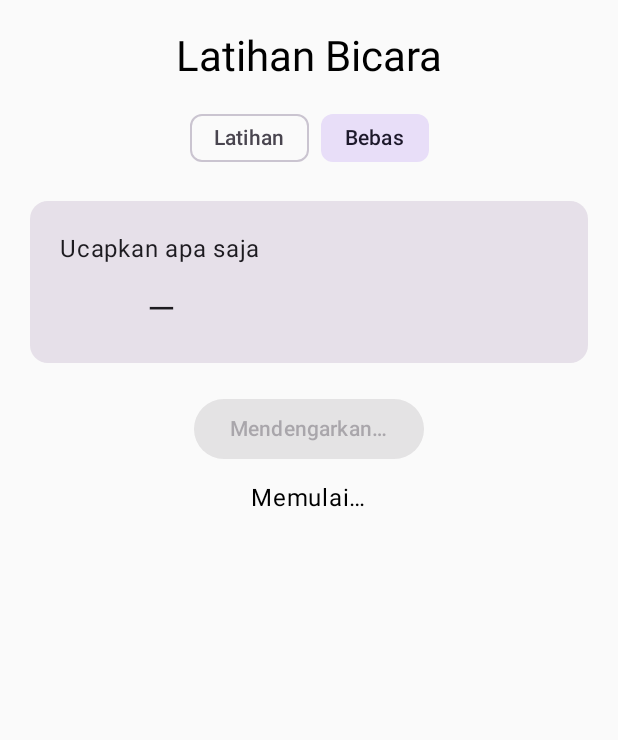
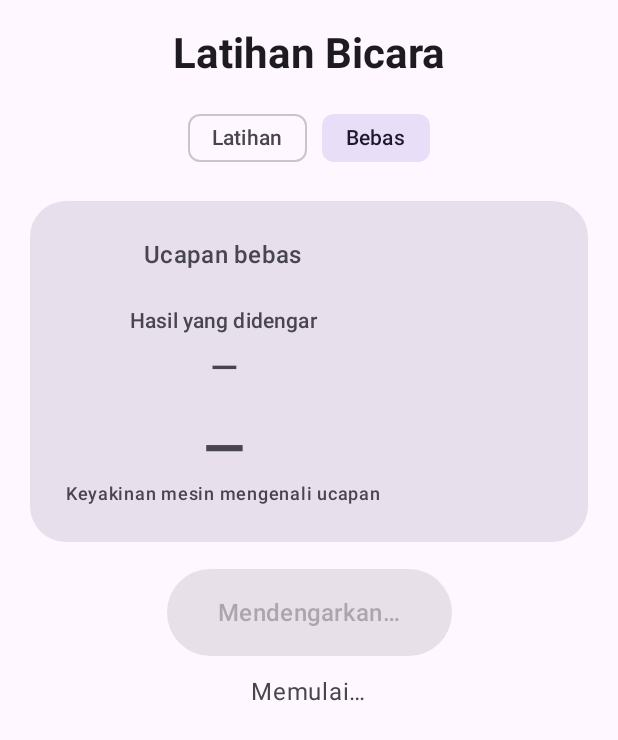
Before and after one commit to isana-banana/kamus-isyarat, an Android app built with Jetpack Compose: the screen it shows after launch (MainActivity), after a tap on "🎤 Mulai", on a phone screen of 412 x 824 dp. Shown: the top 740 px of the screen. Run offline under Robolectric (Android 15) with nearby library versions, the phone set to English and light mode, and no system bars; 2 other taps on this screen came first.

Commit message:
feat: score speech recognition confidence and improve UI

```diff
--- a/speech-practice/app/src/main/java/com/kamusisyarat/speechpractice/MainActivity.kt
+++ b/speech-practice/app/src/main/java/com/kamusisyarat/speechpractice/MainActivity.kt
@@ -1,4 +1,5 @@
 package com.kamusisyarat.speechpractice
+
 import android.Manifest
 import android.content.Intent
 import android.content.pm.PackageManager
@@ -9,53 +10,262 @@ import android.speech.SpeechRecognizer
 import androidx.activity.ComponentActivity
 import androidx.activity.compose.setContent
 import androidx.activity.result.contract.ActivityResultContracts
-import androidx.compose.foundation.layout.*
-import androidx.compose.material3.*
-import androidx.compose.runtime.*
+import androidx.compose.foundation.layout.Arrangement
+import androidx.compose.foundation.layout.Column
+import androidx.compose.foundation.layout.Row
+import androidx.compose.foundation.layout.Spacer
+import androidx.compose.foundation.layout.fillMaxSize
+import androidx.compose.foundation.layout.fillMaxWidth
+import androidx.compose.foundation.layout.height
+import androidx.compose.foundation.layout.padding
+import androidx.compose.foundation.layout.size
+import androidx.compose.foundation.shape.RoundedCornerShape
+import androidx.compose.material3.Button
+import androidx.compose.material3.Card
+import androidx.compose.material3.CardDefaults
+import androidx.compose.material3.FilterChip
+import androidx.compose.material3.MaterialTheme
+import androidx.compose.material3.OutlinedTextField
+import androidx.compose.material3.Surface
+import androidx.compose.material3.Text
+import androidx.compose.runtime.Composable
+import androidx.compose.runtime.getValue
+import androidx.compose.runtime.mutableStateOf
+import androidx.compose.runtime.setValue
 import androidx.compose.ui.Alignment
 import androidx.compose.ui.Modifier
 import androidx.compose.ui.graphics.Color
+import androidx.compose.ui.text.font.FontWeight
 import androidx.compose.ui.unit.dp
+import kotlin.math.roundToInt
 
-class MainActivity:ComponentActivity(){
- private var recognizer:SpeechRecognizer?=null
- private var state by mutableStateOf(UiState())
- private val permission=registerForActivityResult(ActivityResultContracts.RequestPermission()){if(it)listen()}
- override fun onCreate(b:Bundle?){super.onCreate(b);setContent{MaterialTheme{Screen(state,{state=state.copy(mode=it)},{state=state.copy(target=it)},::requestAudio)}}}
- private fun requestAudio(){if(checkSelfPermission(Manifest.permission.RECORD_AUDIO)==PackageManager.PERMISSION_GRANTED)listen()else permission.launch(Manifest.permission.RECORD_AUDIO)}
- private fun listen(){
-  recognizer?.destroy()
-  recognizer=SpeechRecognizer.createSpeechRecognizer(this).also{sr->sr.setRecognitionListener(object:RecognitionListener{
-   override fun onReadyForSpeech(p:Bundle?){state=state.copy(status="Mendengarkan…")}
-   override fun onBeginningOfSpeech(){state=state.copy(status="Mendeteksi suara…")}
-   override fun onEndOfSpeech(){state=state.copy(status="Memproses…")}
-   override fun onError(e:Int){state=state.copy(status=err(e),listening=false)}
-   override fun onResults(b:Bundle?){val t=b?.getStringArrayList(SpeechRecognizer.RESULTS_RECOGNITION)?.firstOrNull().orEmpty();state=state.copy(result=t,score=if(state.mode==Mode.PRACTICE)Similarity.score(state.target,t)else null,status=if(t.isBlank())"Suara tidak membentuk kata" else "Selesai",listening=false)}
-   override fun onPartialResults(b:Bundle?){val t=b?.getStringArrayList(SpeechRecognizer.RESULTS_RECOGNITION)?.firstOrNull().orEmpty();if(t.isNotBlank())state=state.copy(result=t)}
-   override fun onRmsChanged(v:Float){};override fun onBufferReceived(b:ByteArray?){};override fun onEvent(t:Int,b:Bundle?){}
-  })}
-  val i=Intent(RecognizerIntent.ACTION_RECOGNIZE_SPEECH).apply{putExtra(RecognizerIntent.EXTRA_LANGUAGE_MODEL,RecognizerIntent.LANGUAGE_MODEL_FREE_FORM);putExtra(RecognizerIntent.EXTRA_LANGUAGE,"id-ID");putExtra(RecognizerIntent.EXTRA_PARTIAL_RESULTS,true);putExtra(RecognizerIntent.EXTRA_MAX_RESULTS,3)}
-  state=state.copy(listening=true,result="",score=null,status="Memulai…");recognizer?.startListening(i)
- }
- private fun err(e:Int)=when(e){SpeechRecognizer.ERROR_NO_MATCH->"Suara tidak membentuk kata";SpeechRecognizer.ERROR_AUDIO->"Kesalahan audio";SpeechRecognizer.ERROR_NETWORK->"Jaringan bermasalah";SpeechRecognizer.ERROR_SPEECH_TIMEOUT->"Tidak ada ucapan";SpeechRecognizer.ERROR_INSUFFICIENT_PERMISSIONS->"Izin mikrofon diperlukan";else->"Pengenalan suara gagal"}
- override fun onDestroy(){recognizer?.destroy();super.onDestroy()}
+class MainActivity : ComponentActivity() {
+    private var recognizer: SpeechRecognizer? = null
+    private var state by mutableStateOf(UiState())
+    private val permission = registerForActivityResult(ActivityResultContracts.RequestPermission()) {
+        if (it) listen()
+    }
+
+    override fun onCreate(b: Bundle?) {
+        super.onCreate(b)
+        setContent {
+            MaterialTheme {
+                Surface(modifier = Modifier.fillMaxSize()) {
+                    Screen(
+                        state,
+                        { state = state.copy(mode = it, result = "", confidence = null, status = "Siap") },
+                        { state = state.copy(target = it) },
+                        ::requestAudio
+                    )
+                }
+            }
+        }
+    }
+
+    private fun requestAudio() {
+        if (checkSelfPermission(Manifest.permission.RECORD_AUDIO) == PackageManager.PERMISSION_GRANTED) {
+            listen()
+        } else {
+            permission.launch(Manifest.permission.RECORD_AUDIO)
+        }
+    }
+
+    private fun listen() {
+        recognizer?.destroy()
+        recognizer = SpeechRecognizer.createSpeechRecognizer(this).also { sr ->
+            sr.setRecognitionListener(object : RecognitionListener {
+                override fun onReadyForSpeech(p: Bundle?) {
+                    state = state.copy(status = "Mendengarkan…", listening = true)
+                }
+
+                override fun onBeginningOfSpeech() {
+                    state = state.copy(status = "Mendeteksi suara…")
+                }
+
+                override fun onEndOfSpeech() {
+                    state = state.copy(status = "Memproses…")
+                }
+
+                override fun onError(e: Int) {
+                    state = state.copy(status = err(e), listening = false, confidence = null)
+                }
+
+                override fun onResults(b: Bundle?) {
+                    val t = b?.getStringArrayList(SpeechRecognizer.RESULTS_RECOGNITION)
+                        ?.firstOrNull().orEmpty()
+                    val raw = b?.getFloatArray(SpeechRecognizer.CONFIDENCE_SCORES)
+                        ?.firstOrNull()
+                    val confidence = raw?.takeIf { it in 0f..1f }?.times(100f)?.roundToInt()
+
+                    state = state.copy(
+                        result = t,
+                        confidence = confidence,
+                        status = if (t.isBlank()) "Suara tidak membentuk kata" else "Selesai",
+                        listening = false
+                    )
+                }
+
+                override fun onPartialResults(b: Bundle?) {
+                    val t = b?.getStringArrayList(SpeechRecognizer.RESULTS_RECOGNITION)
+                        ?.firstOrNull().orEmpty()
+                    if (t.isNotBlank()) state = state.copy(result = t)
+                }
+
+                override fun onRmsChanged(v: Float) {}
+                override fun onBufferReceived(b: ByteArray?) {}
+                override fun onEvent(t: Int, b: Bundle?) {}
+            })
+        }
+
+        val i = Intent(RecognizerIntent.ACTION_RECOGNIZE_SPEECH).apply {
+            putExtra(RecognizerIntent.EXTRA_LANGUAGE_MODEL, RecognizerIntent.LANGUAGE_MODEL_FREE_FORM)
+            putExtra(RecognizerIntent.EXTRA_LANGUAGE, "id-ID")
+            putExtra(RecognizerIntent.EXTRA_PARTIAL_RESULTS, true)
+            putExtra(RecognizerIntent.EXTRA_MAX_RESULTS, 3)
+        }
+
+        state = state.copy(listening = true, result = "", confidence = null, status = "Memulai…")
+        recognizer?.startListening(i)
+    }
+
+    private fun err(e: Int) = when (e) {
+        SpeechRecognizer.ERROR_NO_MATCH -> "Suara tidak membentuk kata"
+        SpeechRecognizer.ERROR_AUDIO -> "Kesalahan audio"
+        SpeechRecognizer.ERROR_NETWORK -> "Jaringan bermasalah"
+        SpeechRecognizer.ERROR_SPEECH_TIMEOUT -> "Tidak ada ucapan"
+        SpeechRecognizer.ERROR_INSUFFICIENT_PERMISSIONS -> "Izin mikrofon diperlukan"
+        else -> "Pengenalan suara gagal"
+    }
+
+    override fun onDestroy() {
+        recognizer?.destroy()
+        super.onDestroy()
+    }
 }
-private enum class Mode{PRACTICE,FREE}
-private data class UiState(val mode:Mode=Mode.PRACTICE,val target:String="MA",val result:String="",val score:Int?=null,val status:String="Siap",val listening:Boolean=false)
-@Composable private fun Screen(s:UiState,onMode:(Mode)->Unit,onTarget:(String)->Unit,onListen:()->Unit){
- val c=when{ s.score==null->MaterialTheme.colorScheme.primary;s.score>=85->Color(0xFF2E7D32);s.score>=60->Color(0xFFF9A825);else->Color(0xFFC62828)}
- Column(Modifier.fillMaxSize().padding(20.dp),horizontalAlignment=Alignment.CenterHorizontally){
-  Text("Latihan Bicara",style=MaterialTheme.typography.headlineMedium);Spacer(Modifier.height(12.dp))
-  Row(horizontalArrangement=Arrangement.spacedBy(8.dp)){FilterChip(s.mode==Mode.PRACTICE,{onMode(Mode.PRACTICE)},{Text("Latihan")});FilterChip(s.mode==Mode.FREE,{onMode(Mode.FREE)},{Text("Bebas")})}
-  Spacer(Modifier.height(18.dp))
-  if(s.mode==Mode.PRACTICE){OutlinedTextField(s.target,onTarget,label={Text("Target")},singleLine=true);Spacer(Modifier.height(16.dp))}
-  Card(Modifier.fillMaxWidth()){Column(Modifier.padding(20.dp),horizontalAlignment=Alignment.CenterHorizontally){
-   Text(if(s.mode==Mode.PRACTICE)"Ucapkan:" else "Ucapkan apa saja")
-   if(s.mode==Mode.PRACTICE)Text(s.target,style=MaterialTheme.typography.displaySmall)
-   Spacer(Modifier.height(12.dp));Text(if(s.result.isBlank())"—" else s.result,style=MaterialTheme.typography.headlineSmall)
-   s.score?.let{Text("$it%",style=MaterialTheme.typography.displaySmall,color=c);Text(if(it>=85)"Hampir sesuai" else if(it>=60)"Agak mirip" else "Tidak cocok",color=c)}
-  }}
-  Spacer(Modifier.height(20.dp));Button(onClick=onListen,enabled=!s.listening){Text(if(s.listening)"Mendengarkan…" else "🎤 Mulai")}
-  Spacer(Modifier.height(10.dp));Text(s.status)
- }
+
+private enum class Mode { PRACTICE, FREE }
+
+private data class UiState(
+    val mode: Mode = Mode.PRACTICE,
+    val target: String = "ma",
+    val result: String = "",
+    val confidence: Int? = null,
+    val status: String = "Siap",
+    val listening: Boolean = false
+)
+
+@Composable
+private fun Screen(
+    s: UiState,
+    onMode: (Mode) -> Unit,
+    onTarget: (String) -> Unit,
+    onListen: () -> Unit
+) {
+    val confidenceColor = when {
+        s.confidence == null -> MaterialTheme.colorScheme.onSurfaceVariant
+        s.confidence >= 80 -> Color(0xFF2E7D32)
+        s.confidence >= 50 -> Color(0xFFF9A825)
+        else -> Color(0xFFC62828)
+    }
+
+    Column(
+        modifier = Modifier.fillMaxSize().padding(horizontal = 20.dp, vertical = 18.dp),
+        horizontalAlignment = Alignment.CenterHorizontally
+    ) {
+        Text("Latihan Bicara", style = MaterialTheme.typography.headlineMedium, fontWeight = FontWeight.Bold)
+        Spacer(Modifier.height(14.dp))
+
+        Row(horizontalArrangement = Arrangement.spacedBy(10.dp)) {
+            FilterChip(
+                selected = s.mode == Mode.PRACTICE,
+                onClick = { onMode(Mode.PRACTICE) },
+                label = { Text("Latihan") }
+            )
+            FilterChip(
+                selected = s.mode == Mode.FREE,
+                onClick = { onMode(Mode.FREE) },
+                label = { Text("Bebas") }
+            )
+        }
+
+        Spacer(Modifier.height(18.dp))
+
+        if (s.mode == Mode.PRACTICE) {
+            OutlinedTextField(
+                value = s.target,
+                onValueChange = onTarget,
+                label = { Text("Kata / kalimat target") },
+                singleLine = true,
+                modifier = Modifier.fillMaxWidth()
+            )
+            Spacer(Modifier.height(14.dp))
+        }
+
+        Card(
+            modifier = Modifier.fillMaxWidth(),
+            shape = RoundedCornerShape(24.dp),
+            colors = CardDefaults.cardColors(containerColor = MaterialTheme.colorScheme.surfaceVariant)
+        ) {
+            Column(
+                modifier = Modifier.padding(24.dp),
+                horizontalAlignment = Alignment.CenterHorizontally
+            ) {
+                Text(
+                    if (s.mode == Mode.PRACTICE) "Target ucapan" else "Ucapan bebas",
+                    style = MaterialTheme.typography.titleMedium
+                )
+
+                if (s.mode == Mode.PRACTICE) {
+                    Spacer(Modifier.height(6.dp))
+                    Text(
+                        s.target.ifBlank { "—" },
+                        style = MaterialTheme.typography.displaySmall,
+                        fontWeight = FontWeight.Bold
+                    )
+                }
+
+                Spacer(Modifier.height(22.dp))
+                Text(
+                    "Hasil yang didengar",
+                    style = MaterialTheme.typography.labelLarge,
+                    color = MaterialTheme.colorScheme.onSurfaceVariant
+                )
+                Spacer(Modifier.height(5.dp))
+                Text(
+                    if (s.result.isBlank()) "—" else "“" + s.result + "”",
+                    style = MaterialTheme.typography.headlineSmall,
+                    fontWeight = FontWeight.SemiBold
+                )
+
+                Spacer(Modifier.height(16.dp))
+                Text(
+                    if (s.confidence == null) "—" else s.confidence.toString() + "%",
+                    style = MaterialTheme.typography.displaySmall,
+                    color = confidenceColor,
+                    fontWeight = FontWeight.Bold
+                )
+                Text(
+                    "Keyakinan mesin mengenali ucapan",
+                    style = MaterialTheme.typography.labelMedium,
+                    color = MaterialTheme.colorScheme.onSurfaceVariant
+                )
+            }
+        }
+
+        Spacer(Modifier.height(18.dp))
+        Button(
+            onClick = onListen,
+            enabled = !s.listening,
+            modifier = Modifier.size(width = 190.dp, height = 58.dp),
+            shape = RoundedCornerShape(30.dp)
+        ) {
+            Text(
+                if (s.listening) "Mendengarkan…" else "🎤  Mulai",
+                style = MaterialTheme.typography.titleMedium
+            )
+        }
+
+        Spacer(Modifier.height(12.dp))
+        Text(s.status, color = MaterialTheme.colorScheme.onSurfaceVariant)
+    }
 }
```
